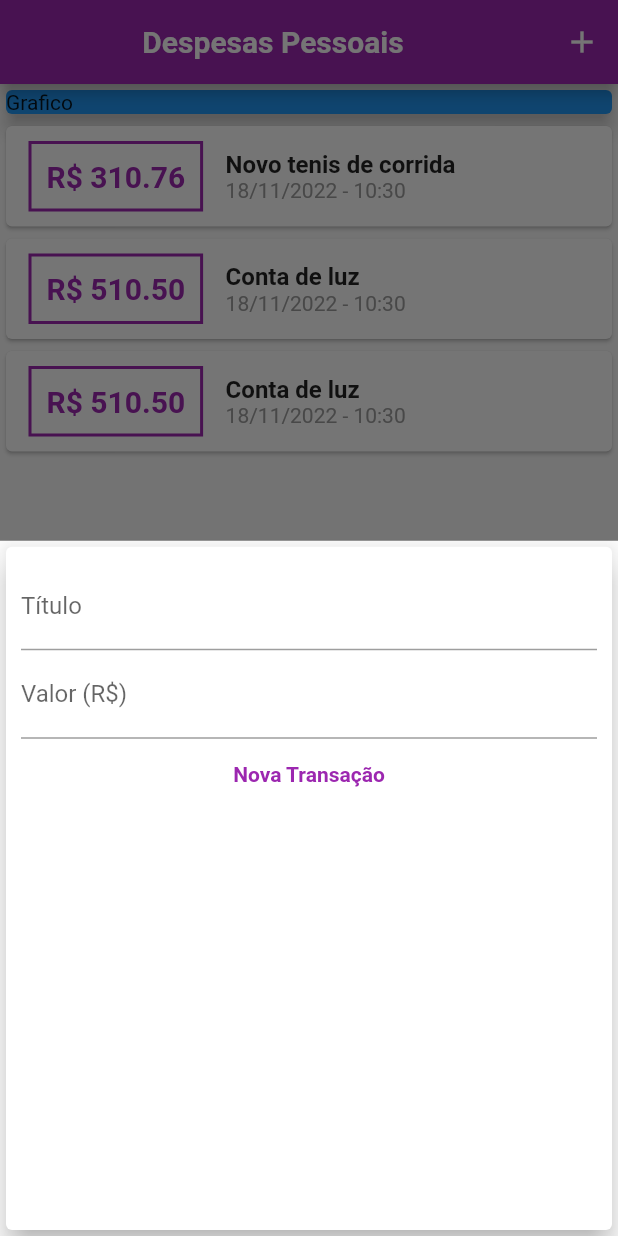
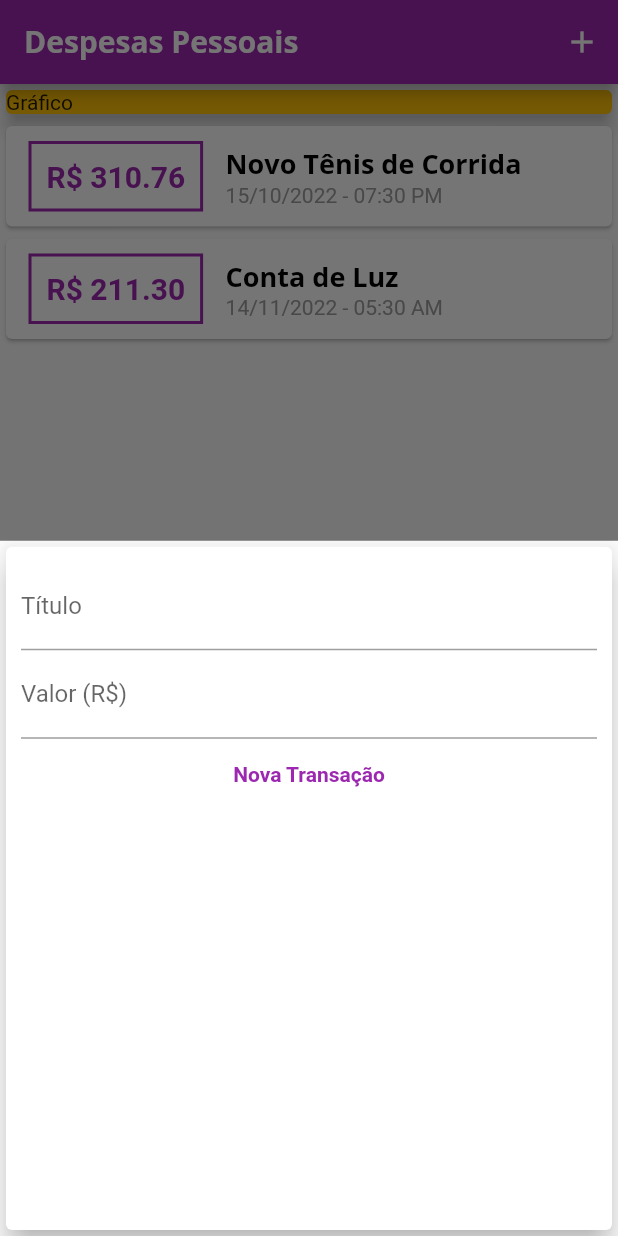
Before and after one commit to Mizaeldouglas/expenses_flutter, a Flutter app: the screen it shows after launch, after a tap on the "add" icon, on a phone screen of 412 x 824 dp. Run offline on Flutter 3.47's test engine with Material 2 defaults, Android fonts, the phone set to English and light mode, and no system bars.

Commit message:
Chart widget

```diff
--- /dev/null
+++ b/lib/components/chart.dart
@@ -0,0 +1,47 @@
+import 'package:expenses_flutter/models/transaction.dart';
+import 'package:flutter/material.dart';
+import 'package:intl/intl.dart';
+
+class Chart extends StatelessWidget {
+  const Chart({Key? key, required this.reacentTransaction}) : super(key: key);
+
+  final List<Transaction> reacentTransaction;
+
+  List<Map<String, Object>> get groupedTransactions {
+    return List.generate(7, (index) {
+      final weekDay = DateTime.now().subtract(
+        Duration(days: index),
+      );
+
+      double totalSum = 0.0;
+
+      for (var i = 0; i < reacentTransaction.length; i++) {
+        bool sameDay = reacentTransaction[i].date.day == weekDay.day;
+        bool sameMonth = reacentTransaction[i].date.month == weekDay.month;
+        bool sameYear = reacentTransaction[i].date.year == weekDay.year;
+
+        if (sameDay && sameMonth && sameYear) {
+          totalSum += reacentTransaction[i].value;
+        }
+      }
+      print(DateFormat.E().format(weekDay)[0]);
+      print(totalSum);
+
+      return {
+        'day': DateFormat.E().format(weekDay)[0],
+        'value': totalSum,
+      };
+    });
+  }
+
+  @override
+  Widget build(BuildContext context) {
+    return Card(
+      elevation: 6,
+      margin: EdgeInsets.all(20),
+      child: Row(
+        children: [],
+      ),
+    );
+  }
+}
--- a/lib/components/transaction_list.dart
+++ b/lib/components/transaction_list.dart
@@ -10,8 +10,30 @@ class TransactionList extends StatelessWidget {
   @override
   Widget build(BuildContext context) {
     return Container(
-        height: 400,
-        child: ListView.builder(
+        height: 300,
+        child: transaction.isEmpty
+            ? Column(
+                children: [
+                  SizedBox(
+                    height: 20,
+                  ),
+                  Text(
+                    "Nenhuma Transação Cadastrada!",
+                    style: Theme.of(context).textTheme.headline6,
+                  ),
+                  SizedBox(
+                    height: 20,
+                  ),
+                  Container(
+                    height: 200,
+                    child: Image.asset(
+                      'assets/images/waiting.png',
+                      fit: BoxFit.cover,
+                    ),
+                  ),
+                ],
+              )
+            : ListView.builder(
                 itemCount: transaction.length,
                 itemBuilder: (ctx, index) {
                   final tr = transaction[index];
@@ -45,11 +67,11 @@ class TransactionList extends StatelessWidget {
                           children: [
                             Text(
                               tr.title,
-                        style: TextStyle(
-                            fontSize: 16, fontWeight: FontWeight.bold),
+                              style: Theme.of(context).textTheme.headline6,
                             ),
                             Text(
-                        DateFormat("dd/MM/yyyy - hh:mm ").format(tr.date),
+                              DateFormat("dd/MM/yyyy - hh:mm a")
+                                  .format(tr.date),
                               style: TextStyle(
                                 color: Colors.grey,
                               ),
--- a/lib/main.dart
+++ b/lib/main.dart
@@ -1,9 +1,37 @@
 import 'package:expenses_flutter/myHomePage.dart';
 import 'package:flutter/material.dart';
 
-void main() {
-  runApp(MaterialApp(
-    home: ExpensesApp(),
-    debugShowCheckedModeBanner: false,
-  ));
+main() => runApp(ExpensesApp());
+
+class ExpensesApp extends StatelessWidget {
+  @override
+  Widget build(BuildContext context) {
+    final ThemeData tema = ThemeData();
+
+    return MaterialApp(
+      home: MyHomePage(),
+      debugShowCheckedModeBanner: false,
+      theme: tema.copyWith(
+        colorScheme: tema.colorScheme.copyWith(
+          primary: Colors.purple,
+          secondary: Colors.amber,
+        ),
+        textTheme: tema.textTheme.copyWith(
+          headline6: TextStyle(
+            fontFamily: 'OpenSans',
+            fontSize: 18,
+            fontWeight: FontWeight.bold,
+            color: Colors.black,
+          ),
+        ),
+        appBarTheme: AppBarTheme(
+          titleTextStyle: TextStyle(
+            fontFamily: 'OpenSans',
+            fontSize: 20,
+            fontWeight: FontWeight.bold,
+          ),
+        ),
+      ),
+    );
+  }
 }
--- a/lib/myHomePage.dart
+++ b/lib/myHomePage.dart
@@ -1,69 +1,36 @@
+import 'dart:math';
 import 'package:expenses_flutter/components/transaction_form.dart';
 import 'package:expenses_flutter/components/transaction_list.dart';
 import 'package:expenses_flutter/models/transaction.dart';
 import 'package:flutter/material.dart';
-import 'dart:math';
-
-class ExpensesApp extends StatelessWidget {
-  @override
-  Widget build(BuildContext context) {
-    final ThemeData tema = ThemeData();
-
-    return MaterialApp(
-      home: MyHomePage(),
-      theme: tema.copyWith(
-        colorScheme: tema.colorScheme.copyWith(
-          primary: Colors.purple,
-          secondary: Colors.blue,
-        ),
-        textTheme: tema.textTheme.copyWith(
-          headline6: TextStyle(
-            fontFamily: 'OpenSans',
-            fontSize: 18,
-            fontWeight: FontWeight.bold,
-            color: Colors.black,
-          ),
-        ),
-        appBarTheme: AppBarTheme(
-          titleTextStyle: TextStyle(
-            fontFamily: 'OpenSans',
-            fontSize: 20,
-            fontWeight: FontWeight.bold,
-          ),
-        ),
-      ),
-    );
-  }
-}
 
 class MyHomePage extends StatefulWidget {
-  const MyHomePage({Key? key}) : super(key: key);
-
   @override
   _MyHomePageState createState() => _MyHomePageState();
 }
 
 class _MyHomePageState extends State<MyHomePage> {
-  final transactions = [
+  final List<Transaction> _transactions = [
     Transaction(
       id: 't1',
-      title: "Novo tenis de corrida",
+      title: 'Novo Tênis de Corrida ',
       value: 310.76,
-      date: DateTime.now(),
+      date: DateTime.now().subtract(Duration(days: 33, hours: 15)),
     ),
     Transaction(
-      id: 't1',
-      title: "Conta de luz",
-      value: 510.5,
-      date: DateTime.now(),
-    ),
-    Transaction(
-      id: 't1',
-      title: "Conta de luz",
-      value: 510.5,
-      date: DateTime.now(),
+      id: 't2',
+      title: 'Conta de Luz',
+      value: 211.30,
+      date: DateTime.now().subtract(Duration(days: 4, hours: 5)),
     ),
   ];
+
+  List<Transaction> get _recenttTransaction {
+    return _transactions.where((tr) {
+      return false;
+    }).toList();
+  }
+
   _addTransaction(String title, double value) {
     final newTransaction = Transaction(
       id: Random().nextDouble().toString(),
@@ -73,7 +40,7 @@ class _MyHomePageState extends State<MyHomePage> {
     );
 
     setState(() {
-      transactions.add(newTransaction);
+      _transactions.add(newTransaction);
     });
 
     Navigator.of(context).pop();
@@ -81,44 +48,55 @@ class _MyHomePageState extends State<MyHomePage> {
 
   _openTransactionFormModal(BuildContext context) {
     showModalBottomSheet(
-        context: context,
-        builder: (_) {
-          return TransactionForm(onSubmit: _addTransaction);
-        });
+      context: context,
+      builder: (_) {
+        return TransactionForm(onSubmit: _addTransaction);
+      },
+    );
   }
 
   @override
   Widget build(BuildContext context) {
     return Scaffold(
       appBar: AppBar(
-        title: Center(child: Text('Despesas Pessoais')),
-        actions: [
+        title: Text(
+          'Despesas Pessoais',
+          style: Theme.of(context).appBarTheme.titleTextStyle,
+        ),
+        backgroundColor: Theme.of(context).colorScheme.primary,
+        actions: <Widget>[
           IconButton(
+            icon: Icon(Icons.add),
             onPressed: () => _openTransactionFormModal(context),
-            icon: Icon(Icons.add),
           ),
         ],
       ),
       body: SingleChildScrollView(
         child: Column(
           crossAxisAlignment: CrossAxisAlignment.stretch,
-          children: [
+          children: <Widget>[
             Container(
+              width: double.infinity,
               child: Card(
-                color: Colors.blue,
-                child: Text("Grafico"),
+                color: Theme.of(context).colorScheme.secondary,
+                child: Text('Gráfico'),
                 elevation: 5,
               ),
             ),
-            TransactionList(transaction: transactions),
+            TransactionList(transaction: _transactions),
           ],
         ),
       ),
       floatingActionButton: FloatingActionButton(
-        child: Icon(Icons.add),
+        child: Icon(
+          Icons.add,
+          color: Theme.of(context).colorScheme.primary,
+        ),
         onPressed: () => _openTransactionFormModal(context),
       ),
       floatingActionButtonLocation: FloatingActionButtonLocation.centerFloat,
     );
   }
 }
+
+// // Theme.of(context).textTheme.headline6
```
Also changed, not shown: pubspec.yaml (+14 -8 lines), assets/fonts/OpenSans-Bold.ttf (added), assets/fonts/OpenSans-Regular.ttf (added), assets/fonts/Quicksand-Bold.ttf (added), assets/fonts/Quicksand-Light.ttf (added), assets/fonts/Quicksand-Medium.ttf (added), assets/fonts/Quicksand-Regular.ttf (added), assets/images/waiting.png (added). Lines whose indentation alone changed are shown as unchanged.
